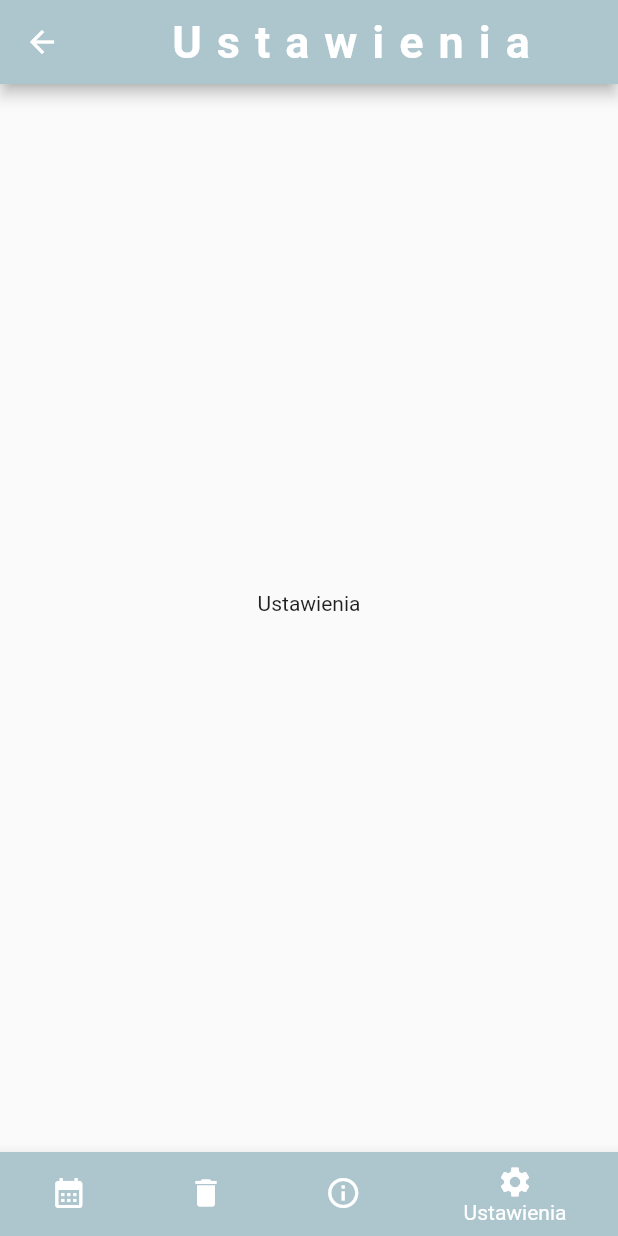
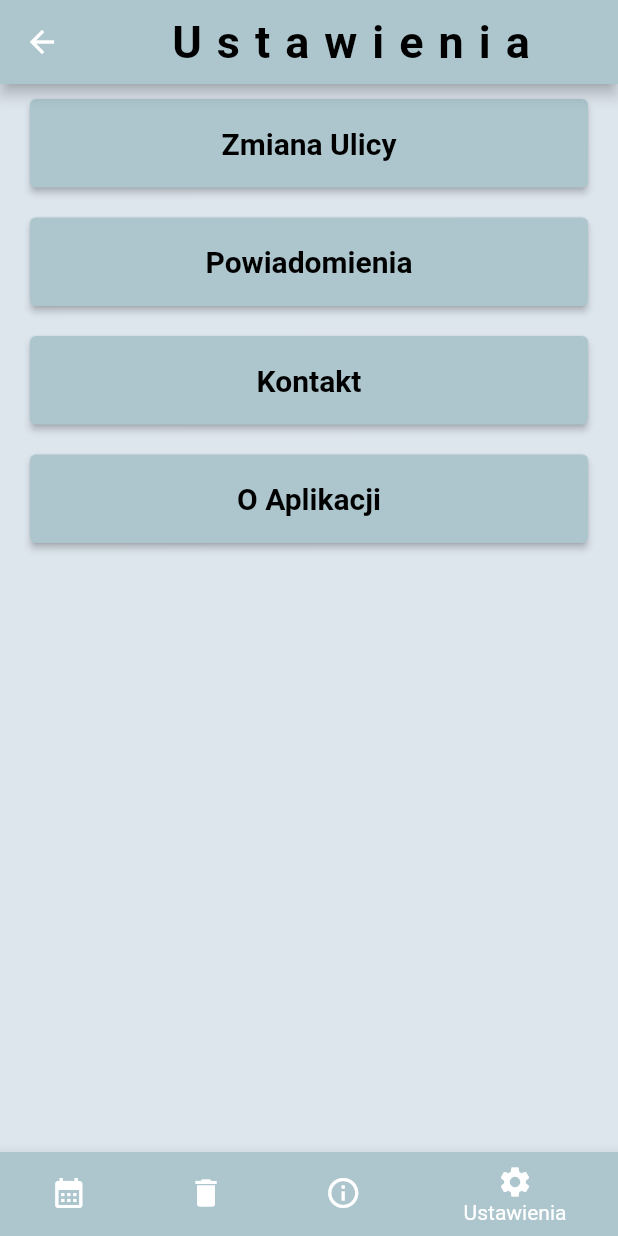
Before and after one commit to mariuszkuczynski/day_a_bin_kbk, a Flutter app: the HomePage screen opened directly, item 4 of the bottom bar chosen, on a phone screen of 412 x 824 dp. Run offline on Flutter 3.47's test engine with Material 2 defaults, Android fonts, the phone set to English and light mode, and no system bars; our stand-ins replace firebase_auth, firebase_core, google_fonts; accounts and stored records are empty; network calls fail.

Commit message:
Add SetingPage

```diff
--- a/lib/app/calendary/calendary.dart
+++ b/lib/app/calendary/calendary.dart
@@ -44,6 +44,7 @@ class CategoryWidget extends StatelessWidget {
           style: GoogleFonts.inriaSerif(
             fontSize: 20,
             fontWeight: FontWeight.bold,
+            color: Colors.black
           ),
         ),
         style: ElevatedButton.styleFrom(
--- a/lib/app/informacje/information_page.dart
+++ b/lib/app/informacje/information_page.dart
@@ -1,6 +1,5 @@
 import 'package:flutter/material.dart';
 import 'package:google_fonts/google_fonts.dart';
-
 
 class InformationPage extends StatelessWidget {
   const InformationPage({
@@ -9,14 +8,19 @@ class InformationPage extends StatelessWidget {
 
   @override
   Widget build(BuildContext context) {
-    return  Container(
-      color: const  Color.fromRGBO(221, 229, 237, 1),
-      child: Center(child: ListView(
-        children:  [
-          const SizedBox(height: 10,),
+    return Container(
+      color: const Color.fromRGBO(221, 229, 237, 1),
+      child: Center(
+        child: ListView(
+          children: [
+            const SizedBox(
+              height: 10,
+            ),
             Padding(
               padding: const EdgeInsets.all(8.0),
               child: Text('''
+JAK SEGREGOWAĆ?
+
 METALE I TWORZYWA SZTUCZNE
 Należy wyrzucać:
 
@@ -111,14 +115,10 @@ Nie należy wyrzucać:
 ODPADY ZMIESZANE
 - Do pojemnika z odpadami zmieszanymi należy wrzucać wszystko to, czego nie można odzyskać w procesie recyklingu, z wyłączeniem odpadów niebezpiecznych.
 
-''',
-            style: GoogleFonts.inriaSerif(fontSize: 16)
-            ),
+''', style: GoogleFonts.inriaSerif(fontSize: 16)),
             )
           ],
         ),
-
-
       ),
     );
   }
--- a/lib/app/logowanie/login_page.dart
+++ b/lib/app/logowanie/login_page.dart
@@ -30,7 +30,7 @@ class _LoginPageState extends State<LoginPage> {
             children: [
               Text(
                 isCreatingAccount == true ? 'Zarejestruj się' : 'Zaloguj się',
-                style: GoogleFonts.inriaSerif(fontSize: 20),
+                style: GoogleFonts.inriaSerif(fontSize: 20,fontWeight: FontWeight.bold,),
               ),
               const SizedBox(
                 height: 20,
--- a/lib/app/ustawienia/home_page.dart
+++ b/lib/app/ustawienia/seting_page.dart
@@ -4,15 +4,10 @@ import 'package:flutter/material.dart';
 import 'package:google_fonts/google_fonts.dart';
 import '../calendary/calendary.dart';
 
-
-
 class HomePage extends StatefulWidget {
   const HomePage({
     Key? key,
-
   }) : super(key: key);
-
-
 
   @override
   State<HomePage> createState() => _HomePageState();
@@ -24,20 +19,17 @@ class _HomePageState extends State<HomePage> {
   @override
   Widget build(BuildContext context) {
     return Scaffold(
-      appBar: AppBar( title: Builder(
-
-        builder: (context) {
-           if (currentIndex == 1) {
-
+      backgroundColor: const Color.fromRGBO(221, 229, 237, 1),
+      appBar: AppBar(
+        title: Builder(builder: (context) {
+          if (currentIndex == 1) {
             return Center(
-
-
               child: Text(
                 'PSZOK',
                 style: GoogleFonts.inriaSerif(
                   fontSize: 30,
-
                   letterSpacing: 10,
+                  color: Colors.black
                 ),
               ),
             );
@@ -51,6 +43,7 @@ class _HomePageState extends State<HomePage> {
                   fontSize: 30,
                   fontWeight: FontWeight.bold,
                   letterSpacing: 10,
+                  color: Colors.black,
                 ),
               ),
             );
@@ -63,6 +56,7 @@ class _HomePageState extends State<HomePage> {
                   fontSize: 30,
                   fontWeight: FontWeight.bold,
                   letterSpacing: 10,
+                  color: Colors.black,
                 ),
               ),
             );
@@ -74,15 +68,16 @@ class _HomePageState extends State<HomePage> {
                 fontSize: 30,
                 fontWeight: FontWeight.bold,
                 letterSpacing: 10,
+                color: Colors.black,
               ),
             ),
           );
-        }
-
-      ),backgroundColor: const Color.fromRGBO(173, 198, 206, 1),),
+        }),
+        backgroundColor: const Color.fromRGBO(173, 198, 206, 1),
+      ),
       body: Builder(builder: (context) {
         if (currentIndex == 0) {
-          return  const CalendaryPage();
+          return const CalendaryPage();
         }
 
         if (currentIndex == 1) {
@@ -94,16 +89,12 @@ class _HomePageState extends State<HomePage> {
         }
 
         return Center(
-          child: Column(
-            mainAxisAlignment: MainAxisAlignment.center,
+          child: ListView(
             children: const [
-              Text  (
-                'Ustawienia'
-              ),
-               SizedBox(
-                height: 20,
-              ),
-
+              WidgetButton('Zmiana Ulicy'),
+              WidgetButton('Powiadomienia'),
+              WidgetButton('Kontakt'),
+              WidgetButton('O Aplikacji'),
             ],
           ),
         );
@@ -124,8 +115,10 @@ class _HomePageState extends State<HomePage> {
                 backgroundColor: Color.fromRGBO(173, 198, 206, 1),
                 label: 'Terminarz'),
             BottomNavigationBarItem(
-              icon: Icon(Icons.delete),
-              label: 'PSZOK'),
+                icon: Icon(
+                  Icons.delete,
+                ),
+                label: 'PSZOK'),
             BottomNavigationBarItem(
                 icon: Icon(
                   Icons.info_outline,
@@ -140,3 +133,36 @@ class _HomePageState extends State<HomePage> {
     );
   }
 }
+
+class WidgetButton extends StatelessWidget {
+  const WidgetButton(
+    this.title, {
+    Key? key,
+  }) : super(key: key);
+
+  final String title;
+
+  @override
+  Widget build(BuildContext context) {
+    return Padding(
+      padding: const EdgeInsets.fromLTRB(20, 10, 20, 10),
+      child: ElevatedButton(
+
+        onPressed: () {},
+        child: Text(
+          title,
+          style: GoogleFonts.inriaSerif(
+            fontSize: 20,
+            fontWeight: FontWeight.bold,
+            color: Colors.black
+          ),
+        ),
+        style: ElevatedButton.styleFrom(
+          primary: const Color.fromRGBO(173, 198, 206, 1),
+          padding: const EdgeInsets.all(18),
+
+        ),
+      ),
+    );
+  }
+}
--- a/lib/app/wyszukiwanie/wyszukiwanie.dart
+++ b/lib/app/wyszukiwanie/wyszukiwanie.dart
@@ -1,5 +1,5 @@
 
-import 'package:day_a_bin_kbk/app/ustawienia/home_page.dart';
+import 'package:day_a_bin_kbk/app/ustawienia/seting_page.dart';
 import 'package:firebase_auth/firebase_auth.dart';
 import 'package:flutter/material.dart';
 import 'package:google_fonts/google_fonts.dart';
```
Lines whose indentation alone changed are shown as unchanged.
